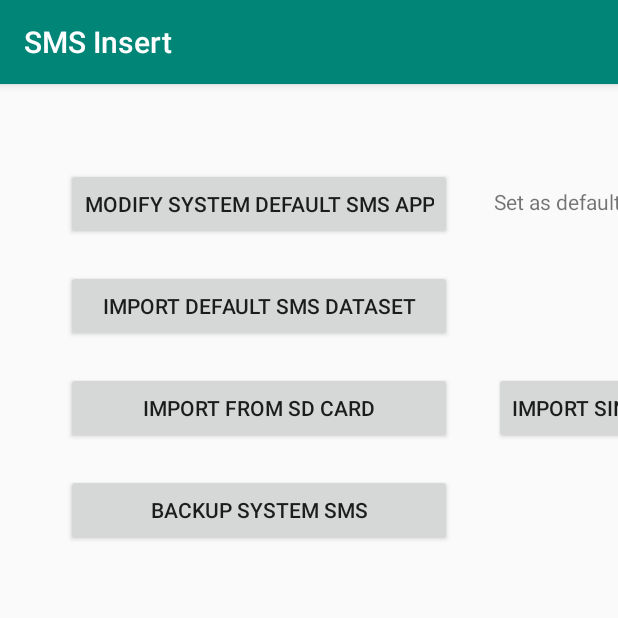
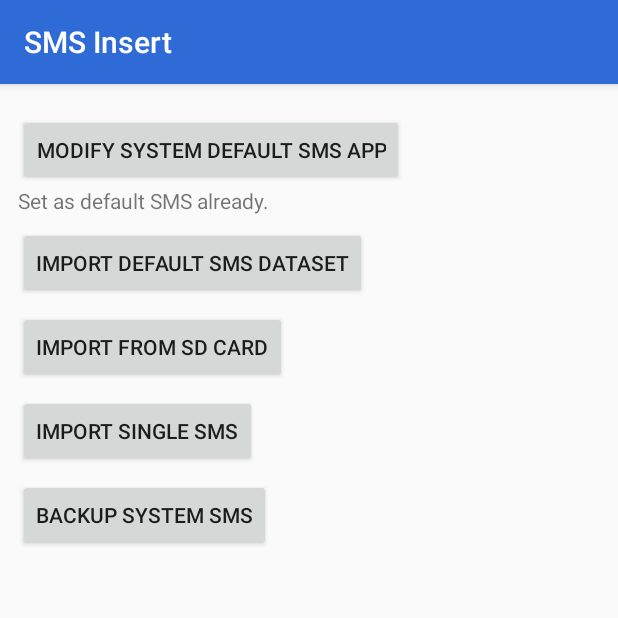
Before and after one commit to ken-annother/SMSBatchImport, an Android app: the screen it shows after launch (MainActivity), on a phone screen of 412 x 824 dp, the top half of it. Run offline under Robolectric (Android 15) with nearby library versions, the phone set to English and light mode, and no system bars; libraries missing offline, so code that uses them is left out: com.leon.lfilepickerlibrary; 1 statement that could not run was skipped.

Commit message:
修复界面bug
Signed-off-by: songkun <jackskin@126.com>

```diff
--- a/app/src/main/java/com/nicekun/tools/inserttool/SmsDataParser.java
+++ b/app/src/main/java/com/nicekun/tools/inserttool/SmsDataParser.java
@@ -25,7 +25,7 @@ public class SmsDataParser {
 
     private static final Pattern sXML_REGX_START = Pattern.compile("<string\\s+.*>");
     private static final Pattern sXML_REGX_END = Pattern.compile("</string>");
-    private static final Pattern sPattern = Pattern.compile("<string\\s+name=\\\"(.*)\\\"><!\\[CDATA\\[(.*)\\]\\]></string>", Pattern.DOTALL);
+    private static final Pattern sPattern = Pattern.compile("<string.*\\s+(?=name=\\\"(.*?)\\\")(?:.*\">)<!\\[CDATA\\[(.*)\\]\\]></string>", Pattern.DOTALL);
 
     private static ExecutorService sExecutorService = Executors.newFixedThreadPool(3);
 
--- a/app/src/main/res/layout/activity_main.xml
+++ b/app/src/main/res/layout/activity_main.xml
@@ -1,71 +1,53 @@
 <?xml version="1.0" encoding="utf-8"?>
-<android.support.constraint.ConstraintLayout xmlns:android="http://schemas.android.com/apk/res/android"
-    xmlns:app="http://schemas.android.com/apk/res-auto"
+<LinearLayout xmlns:android="http://schemas.android.com/apk/res/android"
     xmlns:tools="http://schemas.android.com/tools"
     android:layout_width="match_parent"
     android:layout_height="match_parent"
+    android:orientation="vertical"
+    android:paddingStart="12dp"
+    android:paddingLeft="12dp"
+    android:paddingEnd="12dp"
+    android:paddingRight="12dp"
     tools:context=".MainActivity">
 
     <Button
         android:id="@+id/setting_default_sms_app"
-        android:layout_width="0dp"
-        android:layout_height="wrap_content"
-        android:layout_marginStart="44dp"
-        android:layout_marginTop="56dp"
-        android:text="@string/setting_default_sms_app"
-        app:layout_constraintStart_toStartOf="parent"
-        app:layout_constraintTop_toTopOf="parent" />
-
-    <Button
-        android:id="@+id/import_inner_data"
-        android:layout_width="0dp"
+        android:layout_width="wrap_content"
         android:layout_height="wrap_content"
         android:layout_marginTop="20dp"
-        android:text="@string/import_inner_data"
-        app:layout_constraintEnd_toEndOf="@+id/setting_default_sms_app"
-        app:layout_constraintStart_toStartOf="@+id/setting_default_sms_app"
-        app:layout_constraintTop_toBottomOf="@+id/setting_default_sms_app" />
-
-    <Button
-        android:id="@+id/import_from_outer"
-        android:layout_width="0dp"
-        android:layout_height="wrap_content"
-        android:layout_marginTop="20dp"
-        android:text="@string/import_from_outer"
-        app:layout_constraintEnd_toEndOf="@+id/import_inner_data"
-        app:layout_constraintHorizontal_bias="0.0"
-        app:layout_constraintStart_toStartOf="@+id/import_inner_data"
-        app:layout_constraintTop_toBottomOf="@+id/import_inner_data" />
+        android:text="@string/setting_default_sms_app" />
 
     <TextView
         android:id="@+id/default_tips"
         android:layout_width="wrap_content"
+        android:layout_height="wrap_content" />
+
+    <Button
+        android:id="@+id/import_inner_data"
+        android:layout_width="wrap_content"
         android:layout_height="wrap_content"
-        android:layout_marginStart="28dp"
-        app:layout_constraintBottom_toBottomOf="@+id/setting_default_sms_app"
-        app:layout_constraintStart_toEndOf="@+id/setting_default_sms_app"
-        app:layout_constraintTop_toTopOf="@+id/setting_default_sms_app"
-        app:layout_constraintVertical_bias="0.448" />
+        android:layout_marginTop="8dp"
+        android:text="@string/import_inner_data" />
+
+    <Button
+        android:id="@+id/import_from_outer"
+        android:layout_width="wrap_content"
+        android:layout_height="wrap_content"
+        android:layout_marginTop="8dp"
+        android:text="@string/import_from_outer" />
+
 
     <Button
         android:id="@+id/insert_single_sms"
         android:layout_width="wrap_content"
-        android:layout_height="0dp"
-        android:layout_marginStart="28dp"
-        android:text="@string/inport_single_sms"
-        app:layout_constraintBottom_toBottomOf="@+id/import_from_outer"
-        app:layout_constraintStart_toEndOf="@+id/import_from_outer"
-        app:layout_constraintTop_toTopOf="@+id/import_from_outer"
-        app:layout_constraintVertical_bias="1.0" />
+        android:layout_height="wrap_content"
+        android:layout_marginTop="8dp"
+        android:text="@string/inport_single_sms" />
 
     <Button
         android:id="@+id/backup_system_sms"
-        android:layout_width="0dp"
+        android:layout_width="wrap_content"
         android:layout_height="wrap_content"
-        android:layout_marginTop="20dp"
-        android:text="@string/backup_system_sms"
-        app:layout_constraintEnd_toEndOf="@+id/import_from_outer"
-        app:layout_constraintHorizontal_bias="0.431"
-        app:layout_constraintStart_toStartOf="@+id/import_from_outer"
-        app:layout_constraintTop_toBottomOf="@+id/import_from_outer" />
-</android.support.constraint.ConstraintLayout>
+        android:layout_marginTop="8dp"
+        android:text="@string/backup_system_sms" />
+</LinearLayout>
--- a/app/src/main/res/values/colors.xml
+++ b/app/src/main/res/values/colors.xml
@@ -1,6 +1,6 @@
 <?xml version="1.0" encoding="utf-8"?>
 <resources>
-    <color name="colorPrimary">#008577</color>
+    <color name="colorPrimary">#2F6BD6</color>
     <color name="colorPrimaryDark">#00574B</color>
     <color name="colorAccent">#D81B60</color>
 </resources>
--- a/build.gradle
+++ b/build.gradle
@@ -7,7 +7,7 @@ buildscript {
 
     }
     dependencies {
-        classpath 'com.android.tools.build:gradle:3.4.0'
+        classpath 'com.android.tools.build:gradle:3.4.2'
 
         // NOTE: Do not place your application dependencies here; they belong
         // in the individual module build.gradle files
```
